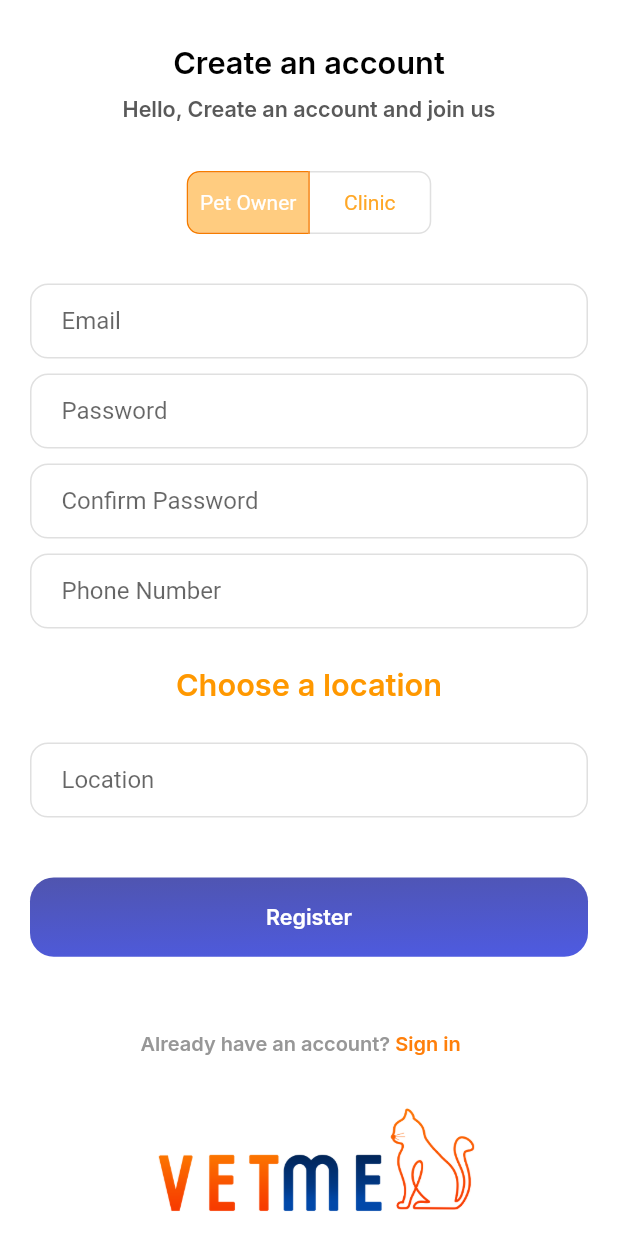
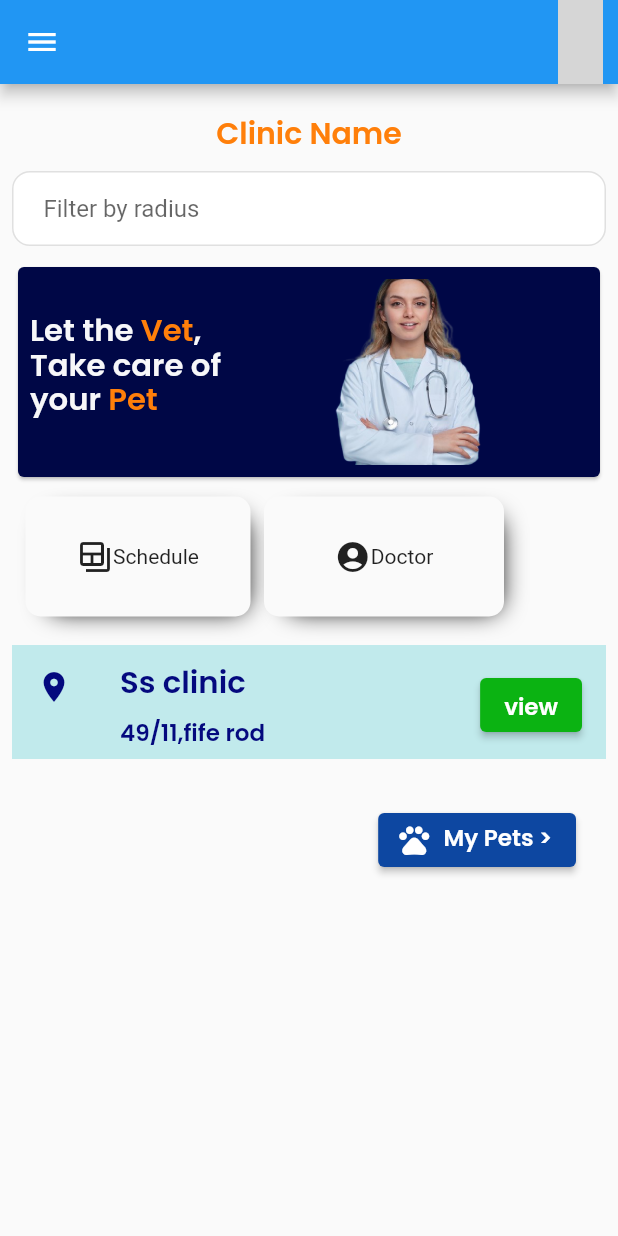
Before and after one commit to shaniyafernando/vet_me, a Flutter app: the screen it shows after launch, on a phone screen of 412 x 824 dp. Run offline on Flutter 3.47's test engine with Material 2 defaults, Android fonts, the phone set to English and light mode, and no system bars; our stand-ins replace firebase_core, google_fonts, mask_text_input_formatter; missing offline and left inert: flutter_advanced_avatar; accounts and stored records are empty; grey boxes are pictures that could not be loaded.

Commit message:
Clinic dashboard

```diff
--- a/lib/main.dart
+++ b/lib/main.dart
@@ -2,11 +2,18 @@ import 'dart:ui';
 
 import 'package:firebase_core/firebase_core.dart';
 import 'package:flutter/material.dart';
+import 'package:mad_cw2_vet_me/screens/Clinic/ClinciDB.dart';
 import 'package:mad_cw2_vet_me/screens/authentication/login-screen.dart';
 import 'package:mad_cw2_vet_me/screens/authentication/opening-screen-default.dart';
 import 'package:mad_cw2_vet_me/screens/authentication/registration.dart';
+import 'package:mad_cw2_vet_me/screens/clinic-dashboard.dart';
+import 'package:mad_cw2_vet_me/screens/clinic.dart';
 import 'package:mad_cw2_vet_me/screens/pet-owner/pet-owner-dashboard.dart';
+import 'package:mad_cw2_vet_me/screens/widgets/banner-1.dart';
+import 'package:mad_cw2_vet_me/screens/widgets/clinic-details.dart';
+import 'package:mad_cw2_vet_me/screens/widgets/my-pets-button.dart';
 import 'package:mad_cw2_vet_me/utils.dart';
+
 
 import 'firebase_options.dart';
 
@@ -33,7 +40,8 @@ class MyApp extends StatelessWidget {
         primaryColor: Colors.white
       ),
       scrollBehavior: MyCustomScrollBehavior(),
-      home: const Registration(),
+      home:   ClinicDb(),
+
     );
   }
 }
--- /dev/null
+++ b/lib/screens/Clinic/ClinciDB.dart
@@ -0,0 +1,149 @@
+import 'package:flutter/material.dart';
+import 'package:mad_cw2_vet_me/screens/widgets/banner-1.dart';
+
+import '../../utils.dart';
+import '../widgets/clinic-details.dart';
+import '../widgets/my-pets-button.dart';
+import '../widgets/profile-avatar.dart';
+import '../widgets/text-field.dart';
+
+
+class ClinicDb extends StatefulWidget {
+  const ClinicDb({Key? key}) : super(key: key);
+
+  @override
+  State<ClinicDb> createState() => _ClinicDbState();
+}
+
+class _ClinicDbState extends State<ClinicDb> {
+  final TextEditingController _filterController = TextEditingController();
+
+  @override
+  Widget build(BuildContext context) {
+    return Scaffold(
+            appBar: AppBar(
+            leading: IconButton(onPressed: ()
+        {}, icon: const Icon(Icons.menu)),
+        actions: const [ProfileAvatar(), SizedBox(width: 10.0)],
+        ),
+        drawer: const Drawer(),
+        body: Padding(
+        padding: const EdgeInsets.all(8.0),
+        child: SingleChildScrollView(
+          child: Column(
+            mainAxisAlignment: MainAxisAlignment.start,
+            children: [
+              const SizedBox(
+                height: 10.0,
+              ),
+              Text('Clinic Name', style: SafeGoogleFont(
+                'Poppins',
+                fontSize: 20,
+                fontWeight: FontWeight.w600,
+                // height: 10,
+                color: const Color(0xffff7f0a),
+              ),),
+              const SizedBox(
+                height: 10.0,
+              ),
+              InputField(
+                  hintText: "Filter by radius",
+                  controller: _filterController,
+                  obscureText: false),
+              const SizedBox(
+                height: 10.0,
+              ),
+
+
+              const Banner1(),
+              Row(
+
+                children: [
+                  Padding(
+
+                    padding: const EdgeInsets.all(9.0),
+
+
+                    child:
+                    Container(
+
+                      height: 80,
+                      width: 150,
+                      decoration: BoxDecoration(
+                        color: Colors.grey.shade50,
+                        borderRadius: BorderRadius.circular(10.0),
+                        boxShadow: [
+                          BoxShadow(
+                            offset: Offset(6, 5),
+                            spreadRadius: -8,
+                            blurRadius: 13,
+                            color: Color.fromRGBO(0, 0, 0, 1),
+                          ),
+                        ],
+
+
+                      ),
+
+                      child: Row(
+                        crossAxisAlignment: CrossAxisAlignment.center,
+                        mainAxisAlignment: MainAxisAlignment.center,
+                        children: [
+                          Icon( Icons.backup_table, ),
+                          Text('Schedule'),
+
+                        ],
+                      ),
+                    ),
+                  ),
+                  Container(
+
+                    height: 80,
+                    width: 160,
+                    decoration: BoxDecoration(
+                      color: Colors.grey.shade50,
+                      borderRadius: BorderRadius.circular(10.0),
+                      boxShadow: [
+                        BoxShadow(
+                          offset: Offset(6, 5),
+                          spreadRadius: -8,
+                          blurRadius: 13,
+                          color: Color.fromRGBO(0, 0, 0, 1),
+                        ),
+                      ],
+
+
+                    ),
+
+                    child: Row(
+                      crossAxisAlignment: CrossAxisAlignment.center,
+                      mainAxisAlignment: MainAxisAlignment.center,
+                      children: [
+                        Icon( Icons.account_circle, ),
+                        Text('Doctor'),
+
+                      ],
+                    ),)
+                ],
+              ),
+
+
+              const SizedBox(
+                height: 10.0,
+              ),
+              const ClinicDetails(
+                  name: 'Ss clinic',
+                  radius: '200',
+                  location: '49/11,fife rod'),
+              const SizedBox(
+                height: 10.0,
+              ),
+              const MyPetsButton(),
+
+            ],
+
+          ),
+        ),
+        ),
+            );
+  }
+}
--- a/lib/screens/clinic-dashboard.dart
+++ b/lib/screens/clinic-dashboard.dart
@@ -5,7 +5,7 @@ import 'package:google_fonts/google_fonts.dart';
 
 import '../utils.dart';
 
-class Scene extends StatelessWidget {
+class ClinicTest extends StatelessWidget {
   @override
   Widget build(BuildContext context) {
     double baseWidth = 390;
--- a/lib/screens/clinic.dart
+++ b/lib/screens/clinic.dart
@@ -4,7 +4,7 @@ import 'dart:ui';
 
 import '../utils.dart';
 
-class Scene extends StatelessWidget {
+class Clinic2 extends StatelessWidget {
   @override
   Widget build(BuildContext context) {
     double baseWidth = 390;
--- a/lib/screens/pet-profile/create-pet-profile.dart
+++ b/lib/screens/pet-profile/create-pet-profile.dart
@@ -5,6 +5,7 @@ import '../../utils.dart';
 import '../widgets/profile-avatar.dart';
 
 class Scene extends StatelessWidget {
+
   @override
   Widget build(BuildContext context) {
     double baseWidth = 390;
```
Also changed, not shown: lib/screens/pet-owner/pet-owner-dashboard.dart (+7 -1 lines), lib/screens/widgets/drawer.dart (added, +71 -0 lines), lib/screens/widgets/my-pets-button.dart (+42 -3 lines).
